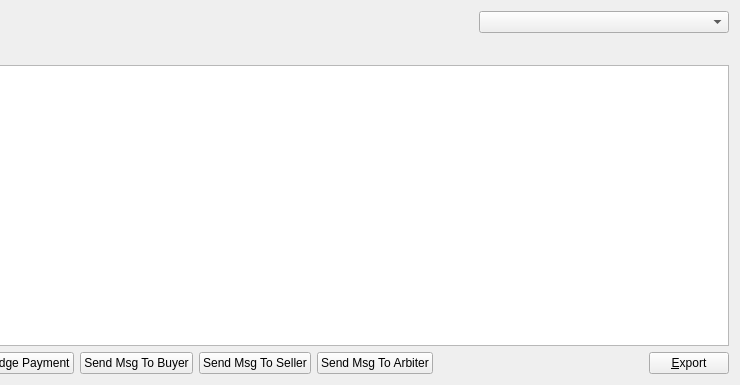
Above: src/qt/forms/myescrowlistpage.ui from greggdourgarian/syscoin2 before the change; both pictures show x 440 to 1180 and y 0 to 385 of the 1180 by 385 pixel window. Below: the same form after it.
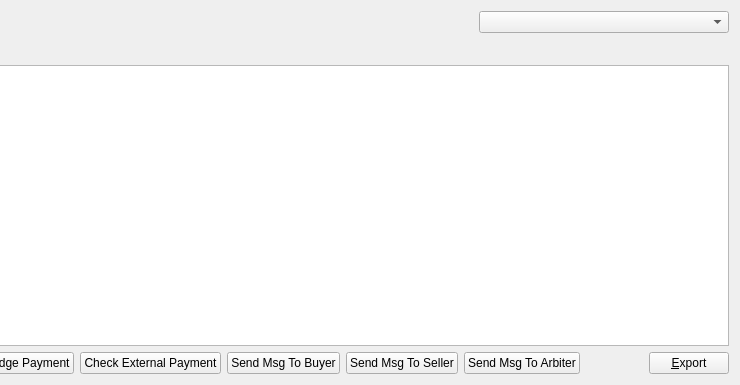
That is the form after the change.

Commit message: my escrow ext payment button

What changed in the file:
```diff
--- a/src/qt/forms/myescrowlistpage.ui
+++ b/src/qt/forms/myescrowlistpage.ui
@@ -134,6 +134,13 @@
        </property>
       </widget>
      </item>
+     <item>
+      <widget class="QPushButton" name="extButton">
+       <property name="text">
+        <string>Check External Payment</string>
+       </property>
+      </widget>
+     </item>
      <item>
       <widget class="QPushButton" name="buyerMessageButton">
        <property name="toolTip">
```
The commit also changes 5 other files.
